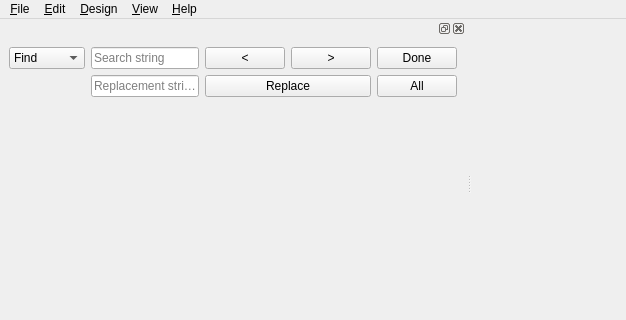
This is src/MainWindow.ui in openscad/openscad as Qt 5 draws it before an edit; both pictures show x 0 to 626 and y 0 to 320 of the 936 by 586 pixel window. The edited form follows.
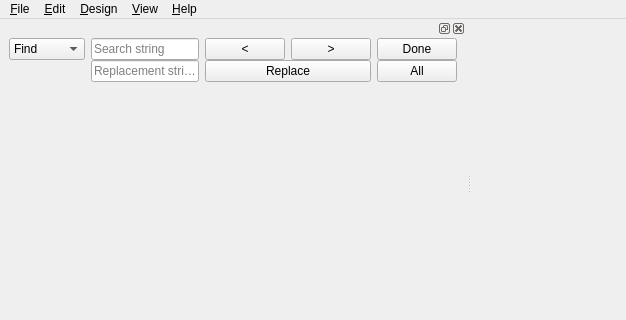
This is the edited form. Custom widgets are drawn as their Qt base class.

Commit message: #879 fixed some minor layout and shortcut issues

What changed in the file:
```diff
--- a/src/MainWindow.ui
+++ b/src/MainWindow.ui
@@ -330,6 +330,15 @@
         <number>0</number>
        </property>
        <layout class="QGridLayout" name="gridLayout">
+        <property name="topMargin">
+         <number>0</number>
+        </property>
+        <property name="bottomMargin">
+         <number>0</number>
+        </property>
+        <property name="verticalSpacing">
+         <number>0</number>
+        </property>
         <item row="0" column="0">
          <widget class="QComboBox" name="findTypeComboBox">
           <item>
```
Left out of the diff: 70 changed lines with no effect on the pictures.
